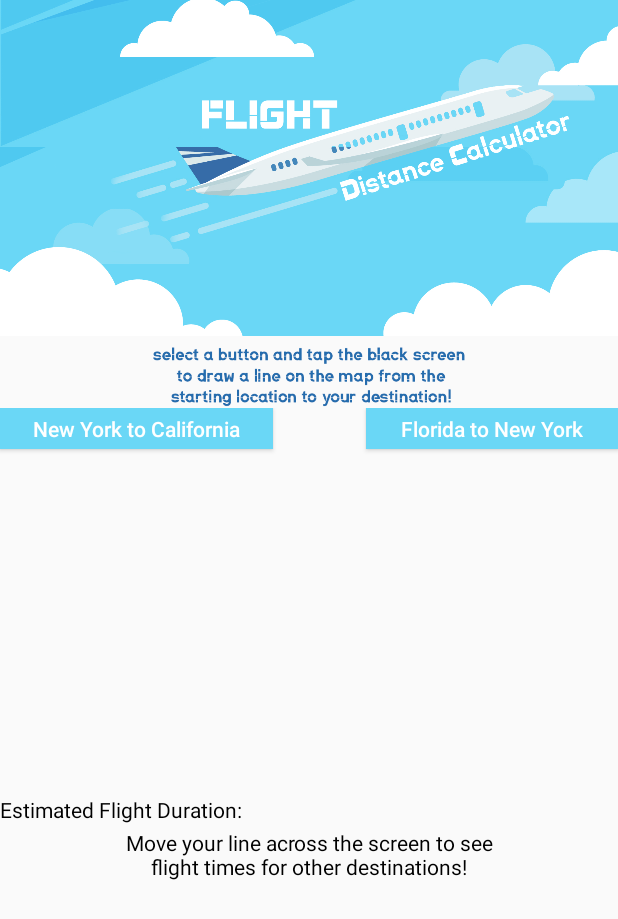
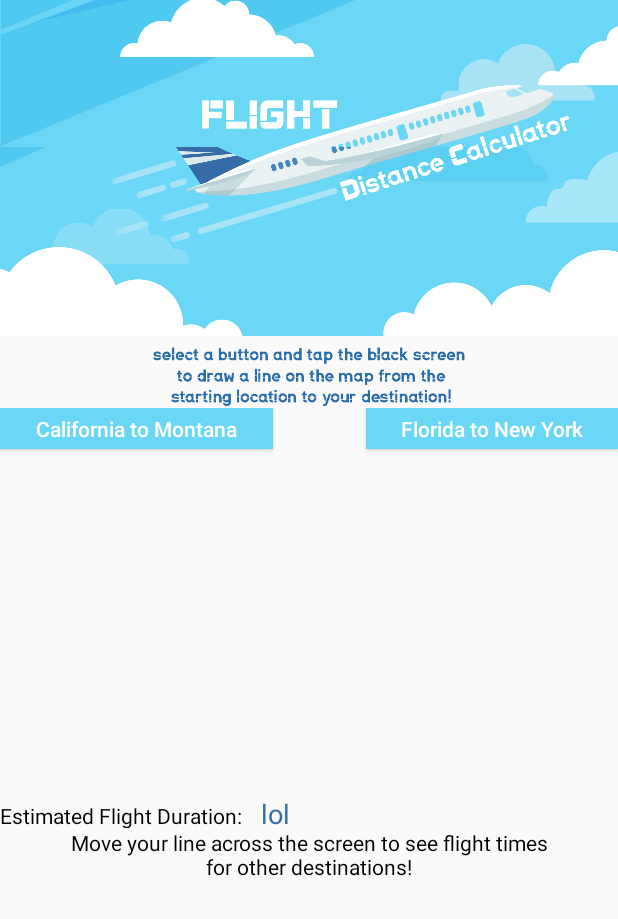
Before and after one commit to emilylakic/cs441-airplanedistancetracker, an Android app: the layout activity_main.xml on its own in the app's theme, with its tools: preview values and no code run, on a phone screen of 412 x 824 dp. Shown: the top 919 px of the screen. Run offline under Robolectric (Android 15) with nearby library versions, the phone set to English and light mode, and no system bars.

Commit message:
Decided to do California to Montana to switch it up from New York!

```diff
--- a/app/src/main/java/com/example/myapplication/airplanedistance/MySurface.java
+++ b/app/src/main/java/com/example/myapplication/airplanedistance/MySurface.java
@@ -62,7 +62,7 @@ public class MySurface extends SurfaceView implements SurfaceHolder.Callback {
         paint.setColor(Color.DKGRAY);
         paint.setStrokeWidth(4);
         canvas.drawBitmap(resizedBitmap, 0, 0, null);
-        canvas.drawLine(650, 110, circleX, circleY, paint);
+        canvas.drawLine(70, 240, circleX, circleY, paint);
 
         // Unlock the canvas object and post the new draw.
         surfaceHolder.unlockCanvasAndPost(canvas);
--- a/app/src/main/res/layout/activity_main.xml
+++ b/app/src/main/res/layout/activity_main.xml
@@ -42,7 +42,7 @@
                 android:layout_width="182dp"
                 android:layout_height="27dp"
                 android:background="@color/lightblue"
-                android:text="New York to California"
+                android:text="California to Montana"
                 android:textAllCaps="false"
                 android:textColor="@color/white"
                 android:textSize="14dp" />
@@ -87,10 +87,13 @@
 
             <TextView
                 android:id="@+id/textview1"
-                android:layout_width="match_parent"
+                android:layout_width="80dp"
                 android:layout_height="wrap_content"
+                android:ems="10"
+                android:text="lol"
                 android:textColor="@color/darkblue"
-                android:ems="10" />
+                android:textSize="18dp" />
+
 
         </LinearLayout>
 
@@ -105,7 +108,7 @@
                 android:layout_height="wrap_content"
                 android:textColor="@color/black"
                 android:gravity="center"
-                android:text="Move your line across the screen to see&#xA;flight times for other destinations!" />
+                android:text="Move your line across the screen to see flight times&#xA;for other destinations!" />
         </LinearLayout>
 
     </LinearLayout>
```
Also changed, not shown: app/src/main/java/com/example/myapplication/airplanedistance/MainActivity.java (+2 -6 lines).
